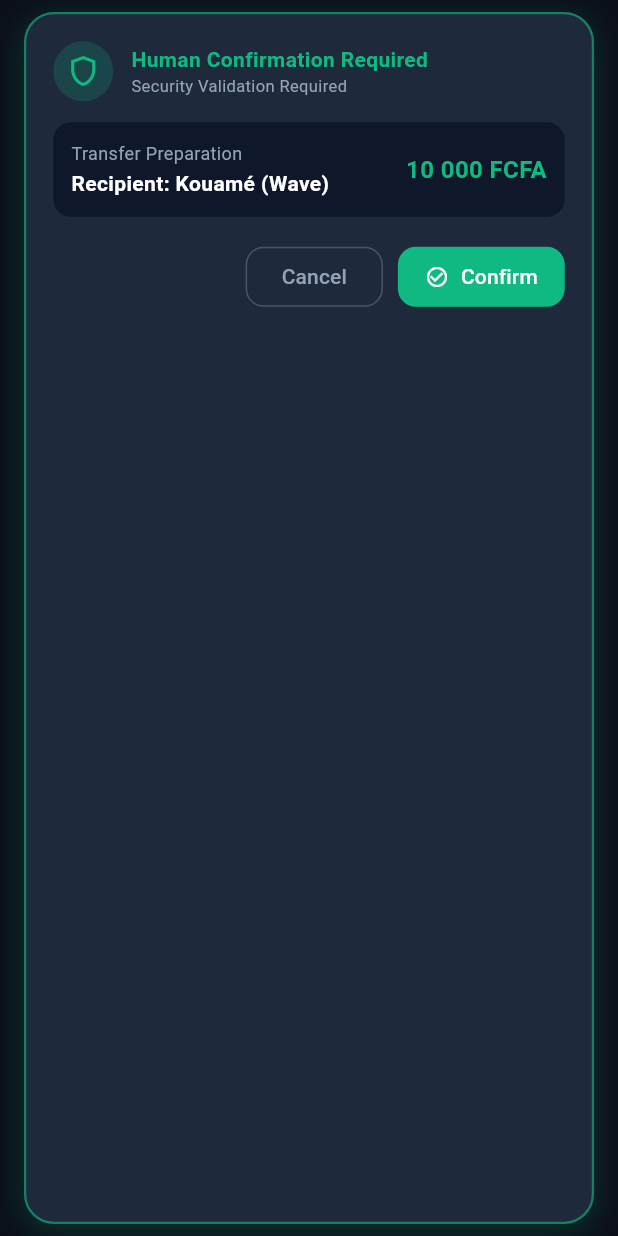
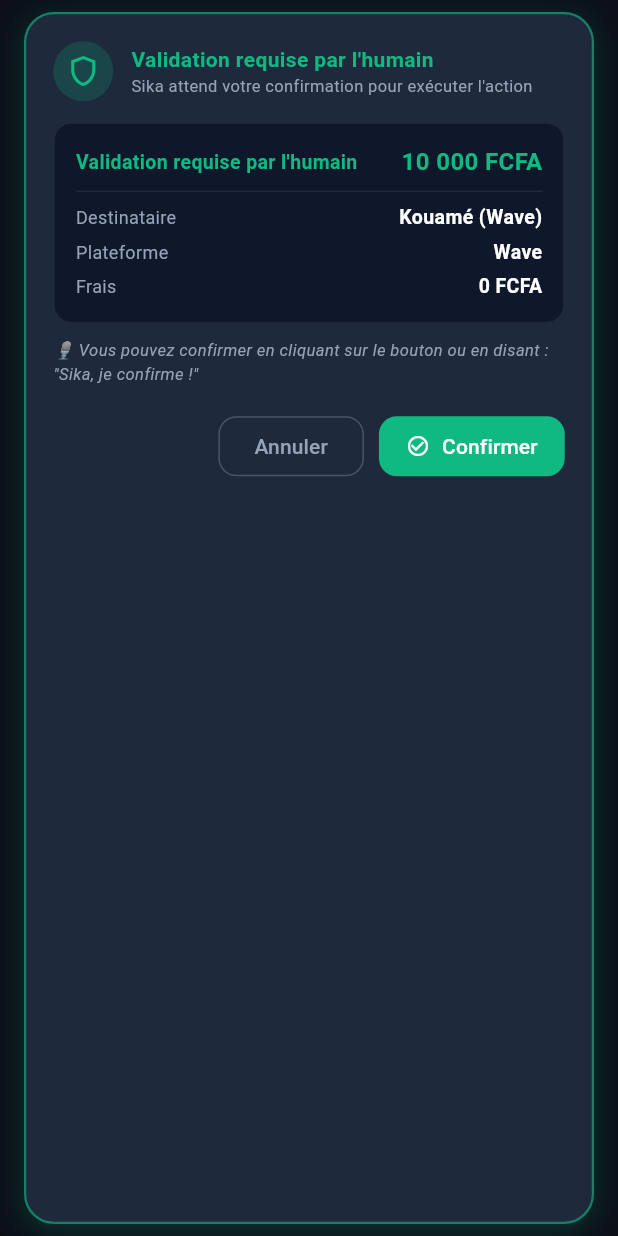
Before and after one commit to dav9fulldev/sika-agent, a Flutter app: the HumanConfirmationCard widget shown alone on an empty page, opened directly with empty values, on a phone screen of 412 x 824 dp. Run offline on Flutter 3.47's test engine with Material 3 defaults, Android fonts, the phone set to English and light mode, and no system bars; our stand-ins replace avatar_glow, flutter_riverpod, flutter_tts, permission_handler, speech_to_text.

```diff
--- a/mobile/lib/features/ai_assistant/presentation/widgets/human_confirmation_card.dart
+++ b/mobile/lib/features/ai_assistant/presentation/widgets/human_confirmation_card.dart
@@ -9,7 +9,7 @@
 
   const HumanConfirmationCard({
     super.key,
-    this.actionTitle = 'Transfer Preparation',
+    this.actionTitle = 'Validation requise par l\'humain',
     this.recipientText = 'Kouamé (Wave)',
     this.amountText = '10 000 FCFA',
     required this.onConfirm,
@@ -60,7 +60,7 @@
                   crossAxisAlignment: CrossAxisAlignment.start,
                   children: [
                     Text(
-                      'Human Confirmation Required',
+                      'Validation requise par l\'humain',
                       style: TextStyle(
                         color: Color(0xFF10B981),
                         fontSize: 14,
@@ -68,7 +68,7 @@
                       ),
                     ),
                     Text(
-                      'Security Validation Required',
+                      'Sika attend votre confirmation pour exécuter l\'action',
                       style: TextStyle(
                         color: Color(0xFF94A3B8),
                         fontSize: 11,
@@ -81,44 +81,52 @@
           ),
           const SizedBox(height: 14),
           Container(
-            padding: const EdgeInsets.all(12),
+            padding: const EdgeInsets.all(14),
             decoration: BoxDecoration(
               color: const Color(0xFF0F172A),
               borderRadius: BorderRadius.circular(12),
+              border: Border.all(color: const Color(0xFF1E293B)),
             ),
-            child: Row(
-              mainAxisAlignment: MainAxisAlignment.spaceBetween,
+            child: Column(
+              crossAxisAlignment: CrossAxisAlignment.start,
               children: [
-                Column(
-                  crossAxisAlignment: CrossAxisAlignment.start,
+                Row(
+                  mainAxisAlignment: MainAxisAlignment.spaceBetween,
                   children: [
                     Text(
                       actionTitle,
                       style: const TextStyle(
-                        color: Color(0xFF94A3B8),
-                        fontSize: 12,
+                        color: Color(0xFF10B981),
+                        fontSize: 13,
+                        fontWeight: FontWeight.bold,
                       ),
                     ),
-                    const SizedBox(height: 2),
                     Text(
-                      'Recipient: $recipientText',
+                      amountText,
                       style: const TextStyle(
-                        color: Colors.white,
-                        fontSize: 14,
-                        fontWeight: FontWeight.w600,
+                        color: Color(0xFF10B981),
+                        fontSize: 16,
+                        fontWeight: FontWeight.bold,
                       ),
                     ),
                   ],
                 ),
-                Text(
-                  amountText,
-                  style: const TextStyle(
-                    color: Color(0xFF10B981),
-                    fontSize: 16,
-                    fontWeight: FontWeight.bold,
-                  ),
-                ),
+                const Divider(color: Color(0xFF1E293B), height: 16),
+                _buildDetailRow('Destinataire', recipientText),
+                const SizedBox(height: 4),
+                _buildDetailRow('Plateforme', 'Wave'),
+                const SizedBox(height: 4),
+                _buildDetailRow('Frais', '0 FCFA'),
               ],
+            ),
+          ),
+          const SizedBox(height: 10),
+          const Text(
+            '🎙️ Vous pouvez confirmer en cliquant sur le bouton ou en disant : "Sika, je confirme !"',
+            style: TextStyle(
+              color: Color(0xFF94A3B8),
+              fontSize: 11,
+              fontStyle: FontStyle.italic,
             ),
           ),
           const SizedBox(height: 16),
@@ -134,13 +142,13 @@
                     borderRadius: BorderRadius.circular(12),
                   ),
                 ),
-                child: const Text('Cancel'),
+                child: const Text('Annuler'),
               ),
               const SizedBox(width: 10),
               ElevatedButton.icon(
                 onPressed: onConfirm,
                 icon: const Icon(Icons.check_circle_outline, size: 16),
-                label: const Text('Confirm'),
+                label: const Text('Confirmer'),
                 style: ElevatedButton.styleFrom(
                   backgroundColor: const Color(0xFF10B981),
                   foregroundColor: Colors.white,
@@ -157,4 +165,27 @@
       ),
     );
   }
+
+  Widget _buildDetailRow(String label, String value) {
+    return Row(
+      mainAxisAlignment: MainAxisAlignment.spaceBetween,
+      children: [
+        Text(
+          label,
+          style: const TextStyle(
+            color: Color(0xFF94A3B8),
+            fontSize: 12,
+          ),
+        ),
+        Text(
+          value,
+          style: const TextStyle(
+            color: Colors.white,
+            fontSize: 13,
+            fontWeight: FontWeight.w600,
+          ),
+        ),
+      ],
+    );
+  }
 }
```
Also changed, not shown: mobile/lib/features/ai_assistant/presentation/pages/agent_hub_screen.dart (+1 -48 lines), mobile/lib/features/ai_assistant/providers/sika_provider.dart (+20 -0 lines).
